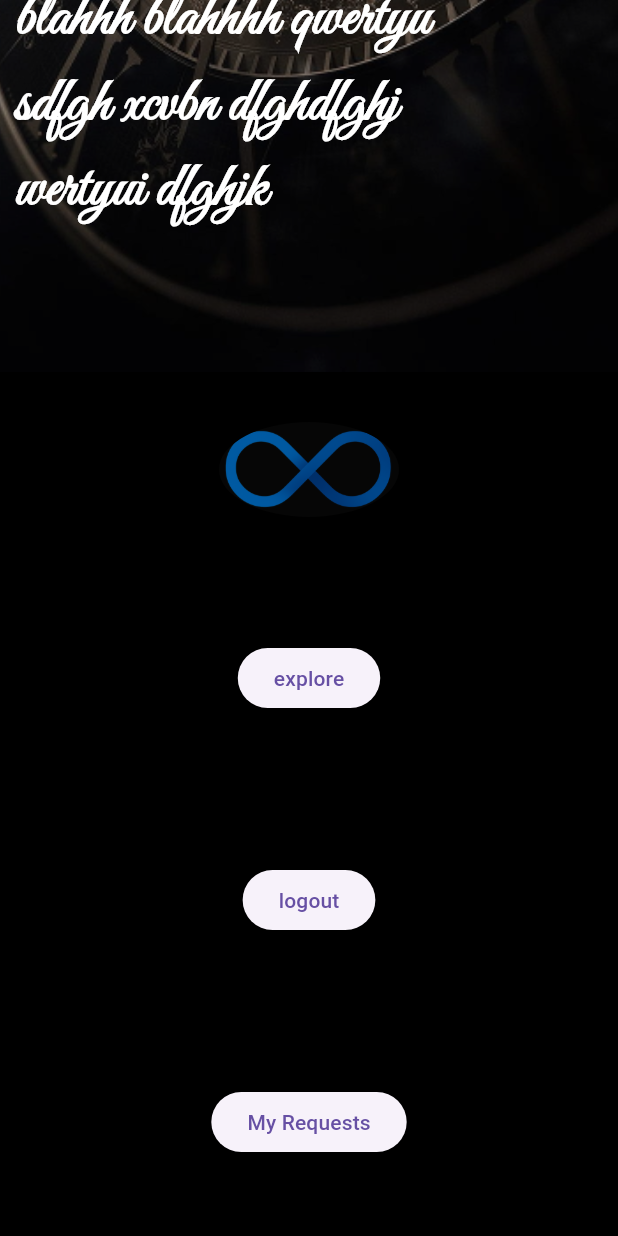
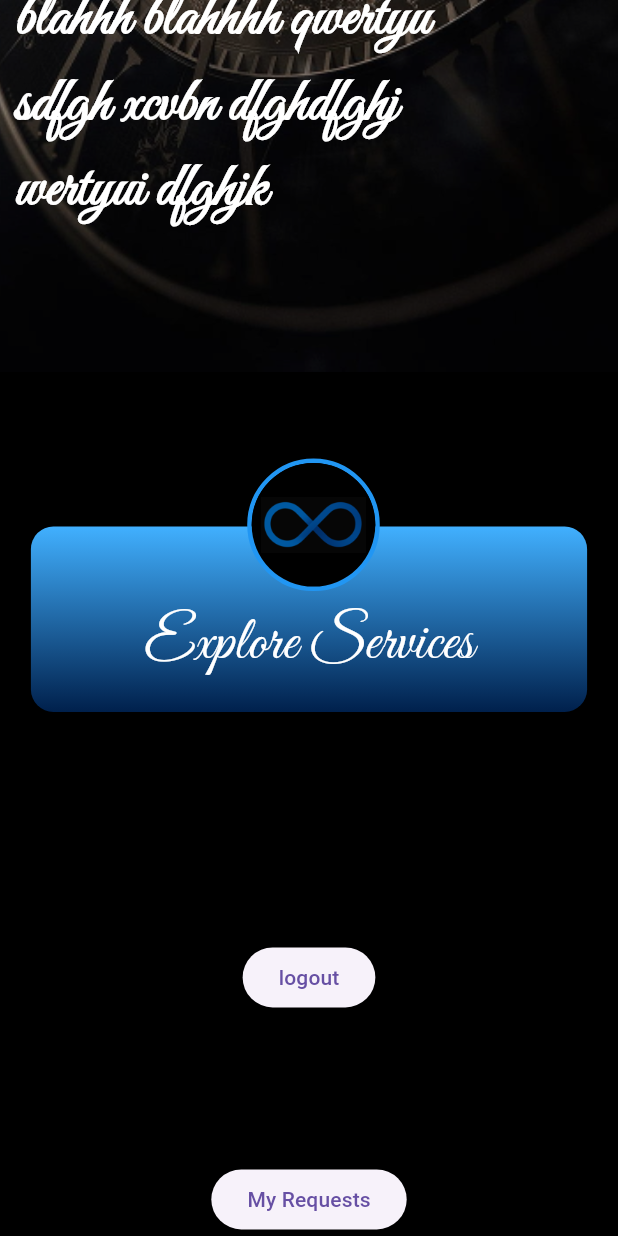
Before and after one commit to JuhiLasod/SamaySetu, a Flutter app: the home screen opened directly, scrolled down 576 dp, on a phone screen of 412 x 824 dp. Run offline on Flutter 3.47's test engine with Material 3 defaults, Android fonts, the phone set to English and light mode, and no system bars; our stand-ins replace image_picker, shared_preferences; accounts and stored records are empty; network calls fail.

Commit message:
dash 2 first part done

```diff
--- a/frontend/lib/screens/home.dart
+++ b/frontend/lib/screens/home.dart
@@ -211,15 +211,73 @@ class _homeState extends State<home>
               color: Colors.black,
               width: screenWidth*1,
               child: Column(children:[
-                GestureDetector(onTap: (){},child: CircleAvatar(radius: 65,backgroundColor: Colors.transparent,child: Padding(padding: EdgeInsets.all(5),child: ClipOval(child: Opacity( opacity: 0.7,child: Image.asset("assets/images/logo.png",fit: BoxFit.contain)))))),
-                  Padding(
-                    padding: EdgeInsets.all(50),
-                    child:ElevatedButton(
-                      onPressed: (){Navigator.push(context, MaterialPageRoute(builder: (context)=>explore()));},
-                      child: Text('explore')
-                    )
-                  ),
+                Container(
+                  height: screenHeight*0.4,
+                  child: Stack(clipBehavior: Clip.none,children:[
+                    //  GestureDetector(
+                    //   onTap: (){
+                    //     Navigator.push(context, MaterialPageRoute(builder: (context)=>editProfile()));
+                    //   },
+                    //     child: CircleAvatar(
+                    //       radius: 65,
+                    //       backgroundColor: Colors.transparent,
+                    //       child: Padding(
+                    //         padding: EdgeInsets.all(5),
+                    //         child: ClipOval(
+                    //           child: Opacity(
+                    //             opacity: 0.7,
+                    //             child: Image.asset("assets/images/logo.png",
+                    //             fit: BoxFit.contain)
+                    //           )
+                    //         )
+                    //       )
+                    //     )
+                    //   ),
+                      Center(
+                        child: Container(
+                          width: screenWidth*0.9,
+                          height: screenHeight * 0.15,
+                          decoration: BoxDecoration(
+                            borderRadius: BorderRadius.all(Radius.circular(15)),
+                            gradient: LinearGradient(colors:[const Color.fromARGB(255, 65, 176, 255), const Color.fromARGB(255, 0, 32, 76)],begin:Alignment.topCenter, end: Alignment.bottomCenter)
+                          ),
+                          child: GestureDetector(
+                            onTap: (){Navigator.push(context, MaterialPageRoute(builder: (context)=>explore()));},
+                            child: Center(child: Padding(padding: EdgeInsets.fromLTRB(0, screenWidth*0.08, 0, 0),child: Text('Explore Services',style: TextStyle(fontFamily: 'title',fontSize: 40,color: Colors.white),)))
+                          ),
+                        ),
+                      ),
+                      Positioned(
+                        top: screenHeight* 0.07,
+                        left: screenWidth *0.4,
+                        child: Container(
+                          decoration: BoxDecoration(
+                            shape: BoxShape.circle,
+                            border: Border.all(color: Colors.blue,width: 3)
+                          ),
+                          child: GestureDetector(
+                          onTap: (){
+                            Navigator.push(context, MaterialPageRoute(builder: (context)=>editProfile()));
+                          },
 
+                            child: CircleAvatar(
+
+                              radius: screenWidth*0.1,
+                              backgroundColor: Colors.black,
+                              child: Padding(
+                                padding: EdgeInsets.all(6),
+                                child: Opacity(
+                                  opacity: 0.7,
+                                  child: Image.asset("assets/images/logo.png",
+                                  fit: BoxFit.contain)
+                                )
+                              )
+                            )
+                          ),
+                        ),
+                      ),
+                  ]),
+                ),
                   Padding(
                     padding: EdgeInsets.all(50),
                     child: ElevatedButton(
@@ -246,10 +304,10 @@ class _homeState extends State<home>
                     )
                   ),
 
-                  ElevatedButton(
-                    onPressed: (){Navigator.push(context, MaterialPageRoute(builder: (context)=>editProfile()));},
-                    child: Text('edit profile')
-                  )
+                  // ElevatedButton(
+                  //   onPressed: (){Navigator.push(context, MaterialPageRoute(builder: (context)=>editProfile()));},
+                  //   child: Text('edit profile')
+                  // )
               ])
             )
         ]),
```
